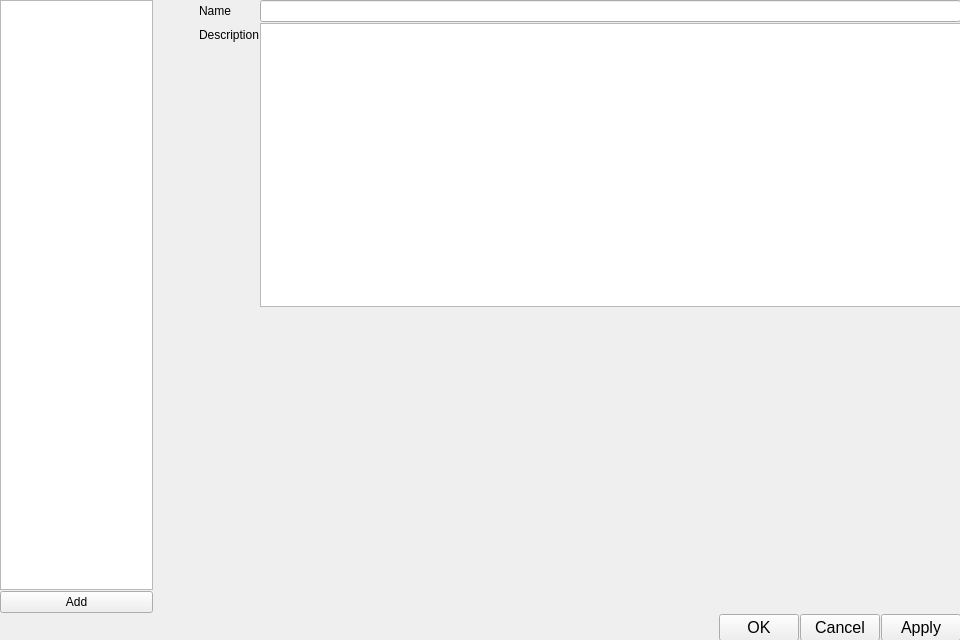
Qt form QT/actorform.ui (nanotome/art-prompt) before a commit.
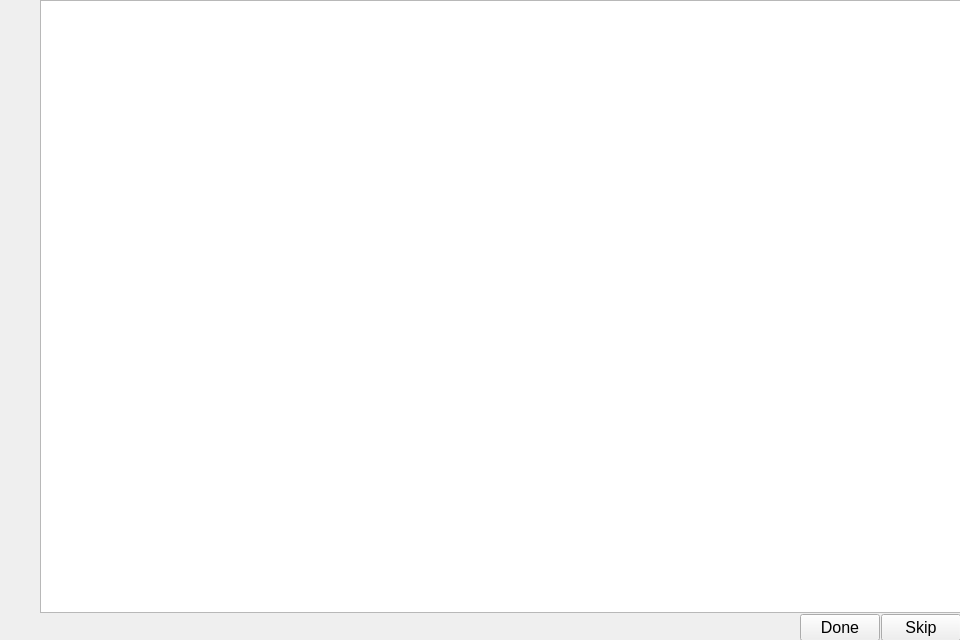
The same form after that commit.

Commit message:
remove resource container ui element
add ui element for displaying emojis

Diff of the .ui file:
```diff
--- a/QT/actorform.ui
+++ b/QT/actorform.ui
@@ -33,7 +33,7 @@
      <number>0</number>
     </property>
     <item>
-     <layout class="QHBoxLayout" name="formContentLayout" stretch="2,0,10">
+     <layout class="QHBoxLayout" name="formContentLayout" stretch="0,10">
       <property name="spacing">
        <number>6</number>
       </property>
@@ -43,29 +43,6 @@
       <property name="rightMargin">
        <number>0</number>
       </property>
-      <item>
-       <layout class="QVBoxLayout" name="actorListContainer">
-        <property name="spacing">
-         <number>1</number>
-        </property>
-        <property name="leftMargin">
-         <number>0</number>
-        </property>
-        <property name="bottomMargin">
-         <number>0</number>
-        </property>
-        <item>
-         <widget class="QListView" name="actorListView"/>
-        </item>
-        <item>
-         <widget class="QPushButton" name="addActorButton">
-          <property name="text">
-           <string>Add</string>
-          </property>
-         </widget>
-        </item>
-       </layout>
-      </item>
       <item>
        <spacer name="horizontalSpacer">
         <property name="orientation">
@@ -91,50 +68,7 @@
          <number>0</number>
         </property>
         <item>
-         <layout class="QFormLayout" name="formLayout_5">
-          <property name="fieldGrowthPolicy">
-           <enum>QFormLayout::ExpandingFieldsGrow</enum>
-          </property>
-          <property name="leftMargin">
-           <number>0</number>
-          </property>
-          <property name="topMargin">
-           <number>0</number>
-          </property>
-          <item row="0" column="0">
-           <widget class="QLabel" name="actorNameLabel">
-            <property name="text">
-             <string>Name</string>
-            </property>
-           </widget>
-          </item>
-          <item row="0" column="1">
-           <widget class="QLineEdit" name="actorName"/>
-          </item>
-          <item row="1" column="0">
-           <widget class="QLabel" name="actorDescriptionLabel">
-            <property name="text">
-             <string>Description</string>
-            </property>
-           </widget>
-          </item>
-          <item row="1" column="1">
-           <widget class="QTextEdit" name="actorDescription"/>
-          </item>
-         </layout>
-        </item>
-        <item>
-         <spacer name="verticalSpacer">
-          <property name="orientation">
-           <enum>Qt::Vertical</enum>
-          </property>
-          <property name="sizeHint" stdset="0">
-           <size>
-            <width>20</width>
-            <height>40</height>
-           </size>
-          </property>
-         </spacer>
+         <widget class="QGraphicsView" name="emojiView"/>
         </item>
        </layout>
       </item>
@@ -163,7 +97,7 @@
          </font>
         </property>
         <property name="text">
-         <string>OK</string>
+         <string>Done</string>
         </property>
        </widget>
       </item>
@@ -175,19 +109,7 @@
          </font>
         </property>
         <property name="text">
-         <string>Cancel</string>
-        </property>
-       </widget>
-      </item>
-      <item>
-       <widget class="QPushButton" name="applyButton">
-        <property name="font">
-         <font>
-          <pointsize>12</pointsize>
-         </font>
-        </property>
-        <property name="text">
-         <string>Apply</string>
+         <string>Skip</string>
         </property>
        </widget>
       </item>
```
Left out of the diff: 10 changed lines with no effect on the pictures. The commit also changes 8 other files.
